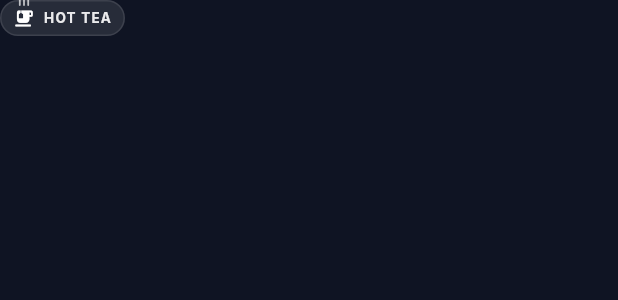
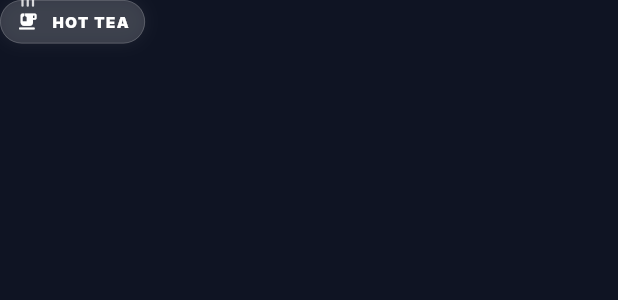
Before and after one commit to vishwamharitwal/Safesapce.server, a Flutter app: the _HotTeaIndicator widget shown alone on an empty page, opened directly, on a phone screen of 412 x 824 dp. Shown: the top 300 px of the screen. Run offline on Flutter 3.47's test engine with Material 3 defaults, Android fonts, the phone set to English and light mode, and no system bars; drawn by our look-alikes of flutter_animate; our stand-ins replace app_links, connectivity_plus, flutter_dotenv, flutter_riverpod, google_fonts, google_sign_in and 7 more; missing offline and left inert: audio_session, flutter_background, flutter_webrtc; accounts and stored records are empty.

Commit message:
Fix: Hot Tea animation visibility and restored 'Spill' branding

```diff
--- a/lib/features/community/presentation/pages/thoughts_screen.dart
+++ b/lib/features/community/presentation/pages/thoughts_screen.dart
@@ -26,8 +26,6 @@ class _ThoughtsScreenState extends State<ThoughtsScreen> {
   Timer? _pollingTimer;
   RealtimeChannel? _thoughtsSubscription;
   final _supabase = Supabase.instance.client;
-
-
 
   @override
   void dispose() {
@@ -169,8 +167,9 @@ class _ThoughtsScreenState extends State<ThoughtsScreen> {
   }
 
   Future<void> _deletePost(String id) async {
-    final deletedPostIndex =
-        _thoughts.indexWhere((t) => t['id'].toString() == id);
+    final deletedPostIndex = _thoughts.indexWhere(
+      (t) => t['id'].toString() == id,
+    );
     if (deletedPostIndex == -1) return;
 
     final removedPost = _thoughts[deletedPostIndex];
@@ -470,8 +469,9 @@ class _ThoughtsScreenState extends State<ThoughtsScreen> {
                                             child: Text(
                                               'Spill the tea with the world.',
                                               style: TextStyle(
-                                                color: Colors.white
-                                                    .withValues(alpha: 0.9),
+                                                color: Colors.white.withValues(
+                                                  alpha: 0.9,
+                                                ),
                                                 fontSize: 14,
                                                 fontWeight: FontWeight.w500,
                                               ),
@@ -485,16 +485,19 @@ class _ThoughtsScreenState extends State<ThoughtsScreen> {
                                     .slideY(begin: 0.1, end: 0);
                               }
 
-                              if (_hasMore && index == filteredFeed.length + 1) {
+                              if (_hasMore &&
+                                  index == filteredFeed.length + 1) {
                                 return Padding(
-                                  padding:
-                                      const EdgeInsets.symmetric(vertical: 24),
+                                  padding: const EdgeInsets.symmetric(
+                                    vertical: 24,
+                                  ),
                                   child: AppShimmer.listItemLoading(),
                                 );
                               }
 
                               // Safety check for length error
-                              if (index > 0 && index - 1 < filteredFeed.length) {
+                              if (index > 0 &&
+                                  index - 1 < filteredFeed.length) {
                                 final item = filteredFeed[index - 1];
                                 final isOwner =
                                     item['user_id'] == currentUser?.id;
@@ -726,7 +729,7 @@ class _ThoughtCardState extends State<_ThoughtCard> {
                             fontSize: 16,
                           ),
                         ),
-                        if (_likes >= 10) ...[
+                        if (_likes >= 1) ...[
                           const SizedBox(width: 8),
                           const _HotTeaIndicator(),
                         ],
@@ -1178,16 +1181,26 @@ class _HotTeaIndicator extends StatelessWidget {
   @override
   Widget build(BuildContext context) {
     return Container(
-      padding: const EdgeInsets.symmetric(horizontal: 8, vertical: 4),
+      padding: const EdgeInsets.symmetric(horizontal: 10, vertical: 6),
       decoration: BoxDecoration(
-        color: Colors.white.withValues(alpha: 0.1),
-        borderRadius: BorderRadius.circular(12),
-        border: Border.all(color: Colors.white.withValues(alpha: 0.1)),
+        color: Colors.white.withValues(alpha: 0.15),
+        borderRadius: BorderRadius.circular(16),
+        boxShadow: [
+          BoxShadow(
+            color: Colors.white.withValues(alpha: 0.05),
+            blurRadius: 8,
+            spreadRadius: 1,
+          ),
+        ],
+        border: Border.all(color: Colors.white24, width: 0.5),
       ),
       child: Row(
         mainAxisSize: MainAxisSize.min,
         children: [
-          Stack(
+          SizedBox(
+            width: 16,
+            height: 16,
+            child: Stack(
               clipBehavior: Clip.none,
               alignment: Alignment.center,
               children: [
@@ -1196,30 +1209,30 @@ class _HotTeaIndicator extends StatelessWidget {
                   color: Colors.white,
                   size: 14,
                 ),
-              // Steam Animation
+                // Optimized Steam Animation
                 Positioned(
-                top: -6,
+                  top: -8,
                   left: 0,
                   right: 0,
                   child: Row(
                     mainAxisAlignment: MainAxisAlignment.center,
                     children: List.generate(3, (index) =>
                       Container(
-                      width: 1.2,
-                      height: 5,
-                      margin: const EdgeInsets.symmetric(horizontal: 0.8),
+                        width: 1.5,
+                        height: 6,
+                        margin: const EdgeInsets.symmetric(horizontal: 1),
                         decoration: BoxDecoration(
-                        color: Colors.white.withValues(alpha: 0.7),
+                          color: Colors.white.withValues(alpha: 0.8),
                           borderRadius: BorderRadius.circular(1),
                         ),
                       ).animate(
                         onPlay: (controller) => controller.repeat(),
                       ).fadeOut(
-                      delay: (index * 300).ms,
-                      duration: 1200.ms,
+                        delay: (index * 400).ms,
+                        duration: 1000.ms,
                       ).moveY(
                         begin: 0,
-                      end: -6,
+                        end: -8,
                         curve: Curves.easeOut,
                       )
                     ),
@@ -1227,14 +1240,15 @@ class _HotTeaIndicator extends StatelessWidget {
                 ),
               ],
             ),
-          const SizedBox(width: 6),
-          Text(
+          ),
+          const SizedBox(width: 8),
+          const Text(
             'HOT TEA',
             style: TextStyle(
-              color: Colors.white.withValues(alpha: 0.9),
-              fontSize: 9,
-              fontWeight: FontWeight.bold,
-              letterSpacing: 0.8,
+              color: Colors.white,
+              fontSize: 10,
+              fontWeight: FontWeight.w900,
+              letterSpacing: 1.0,
             ),
           ),
         ],
```
Lines whose indentation alone changed are shown as unchanged.
